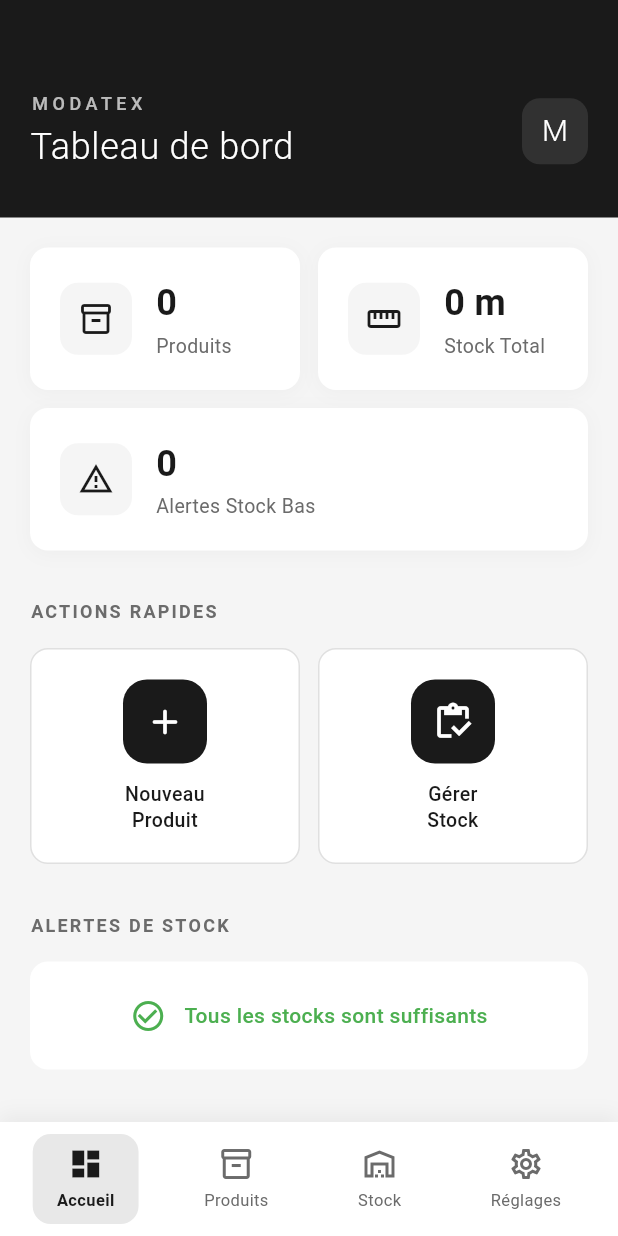
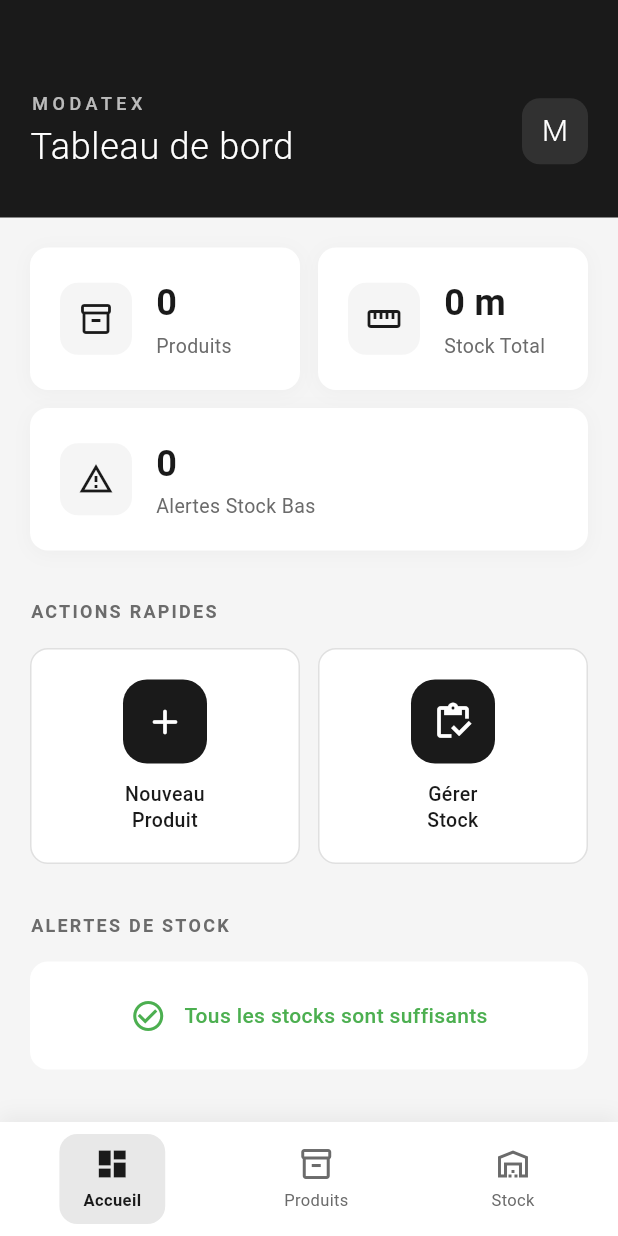
Before and after one commit to MahdiNasriTN/stock_app, a Flutter app: the screen it shows after launch, on a phone screen of 412 x 824 dp. Run offline on Flutter 3.47's test engine with Material 3 defaults, Android fonts, the phone set to English and light mode, and no system bars; our stand-ins replace flutter_colorpicker, image_picker; network calls fail; Roboto replaces fonts that are missing (SF Pro Display).

Commit message:
fix: Comment out settings navigation item in main screen

```diff
--- a/lib/screens/splash_screen.dart
+++ b/lib/screens/splash_screen.dart
@@ -205,7 +205,7 @@ class _MainScreenState extends State<MainScreen> {
                 _buildNavItem(0, Icons.dashboard_outlined, Icons.dashboard, 'Accueil'),
                 _buildNavItem(1, Icons.inventory_2_outlined, Icons.inventory_2, 'Produits'),
                 _buildNavItem(2, Icons.warehouse_outlined, Icons.warehouse, 'Stock'),
-                _buildNavItem(3, Icons.settings_outlined, Icons.settings, 'Réglages'),
+                //_buildNavItem(3, Icons.settings_outlined, Icons.settings, 'Réglages'),
               ],
             ),
           ),
```
